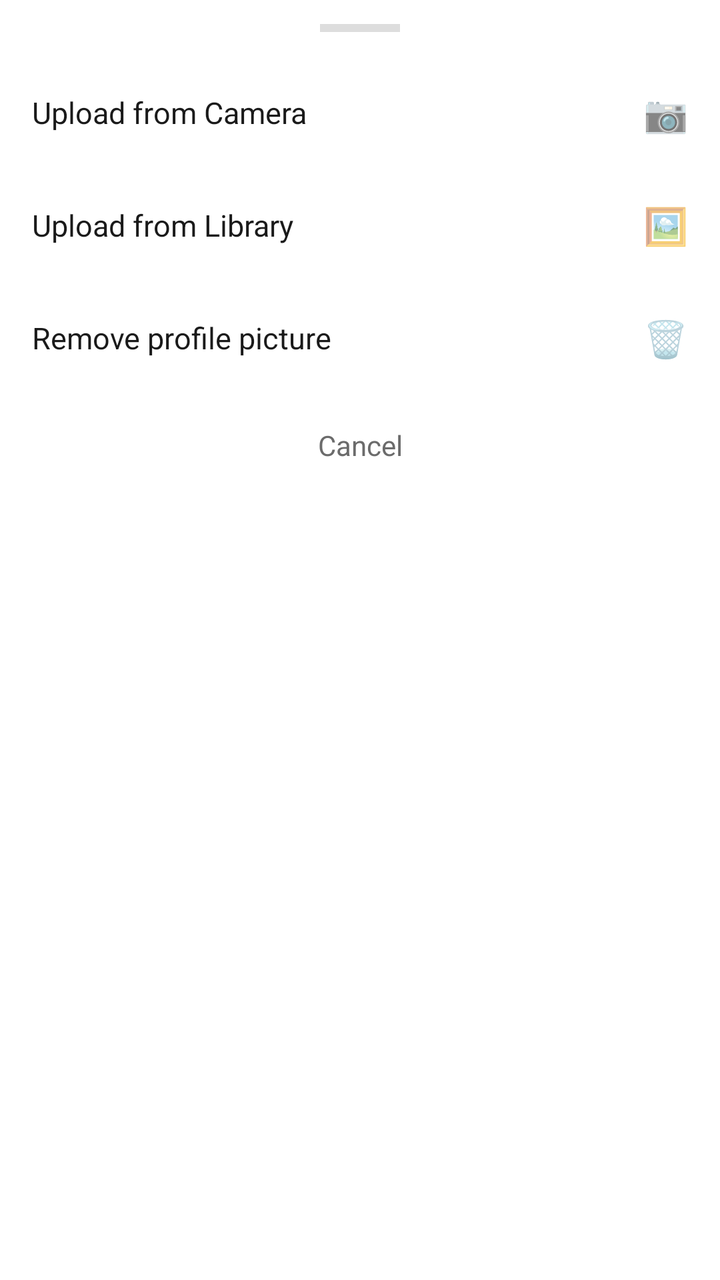
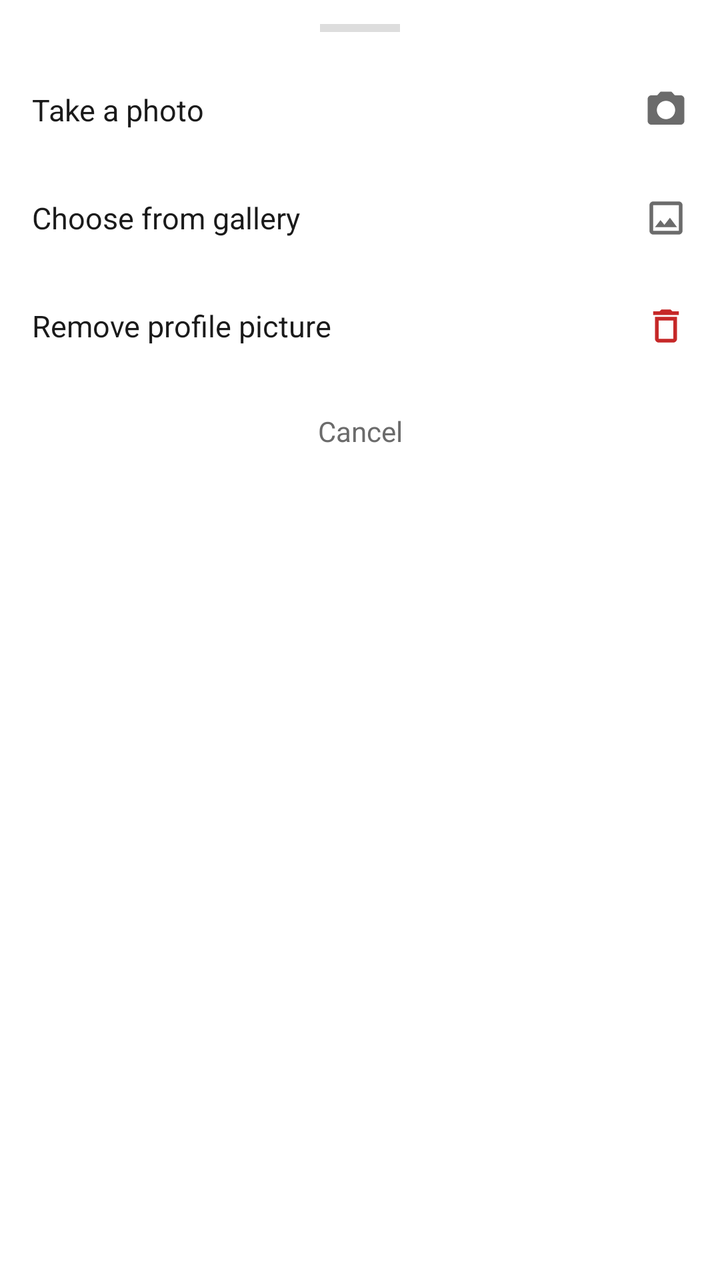

Before-and-after screenshots of an Android layout around one commit, followed by the original layout XML and the change that was made.
<!-- AndroidManifest.xml: application theme Theme.BudgetFY -->
<!-- res/layout/bottom_sheet_profile_pic.xml -->
<?xml version="1.0" encoding="utf-8"?>
<LinearLayout xmlns:android="http://schemas.android.com/apk/res/android"
    android:layout_width="match_parent"
    android:layout_height="wrap_content"
    android:orientation="vertical"
    android:background="@color/card_bg"
    android:paddingVertical="12dp">

    
    <View
        android:layout_width="40dp"
        android:layout_height="4dp"
        android:layout_gravity="center"
        android:background="@color/sheet_handle"
        android:layout_marginBottom="12dp" />

    
    <LinearLayout
        android:id="@+id/optionCamera"
        android:layout_width="match_parent"
        android:layout_height="wrap_content"
        android:orientation="horizontal"
        android:gravity="center_vertical"
        android:padding="16dp"
        android:clickable="true"
        android:focusable="true"
        android:background="?attr/selectableItemBackground">

        <TextView
            android:layout_width="0dp"
            android:layout_height="wrap_content"
            android:layout_weight="1"
            android:text="@string/upload_from_camera"
            android:textSize="15sp"
            android:textColor="@color/text_primary" />

        <TextView
            android:layout_width="wrap_content"
            android:layout_height="wrap_content"
            android:text="📷"
            android:textSize="18sp" />
    </LinearLayout>

    
    <LinearLayout
        android:id="@+id/optionLibrary"
        android:layout_width="match_parent"
        android:layout_height="wrap_content"
        android:orientation="horizontal"
        android:gravity="center_vertical"
        android:padding="16dp"
        android:clickable="true"
        android:focusable="true"
        android:background="?attr/selectableItemBackground">

        <TextView
            android:layout_width="0dp"
            android:layout_height="wrap_content"
            android:layout_weight="1"
            android:text="@string/upload_from_library"
            android:textSize="15sp"
            android:textColor="@color/text_primary" />

        <TextView
            android:layout_width="wrap_content"
            android:layout_height="wrap_content"
            android:text="🖼️"
            android:textSize="18sp" />
    </LinearLayout>

    
    <LinearLayout
        android:id="@+id/optionRemove"
        android:layout_width="match_parent"
        android:layout_height="wrap_content"
        android:orientation="horizontal"
        android:gravity="center_vertical"
        android:padding="16dp"
        android:clickable="true"
        android:focusable="true"
        android:background="?attr/selectableItemBackground">

        <TextView
            android:layout_width="0dp"
            android:layout_height="wrap_content"
            android:layout_weight="1"
            android:text="@string/remove_profile_picture"
            android:textSize="15sp"
            android:textColor="@color/text_primary" />

        <TextView
            android:layout_width="wrap_content"
            android:layout_height="wrap_content"
            android:text="🗑️"
            android:textSize="18sp" />
    </LinearLayout>

    
    <TextView
        android:id="@+id/optionCancel"
        android:layout_width="match_parent"
        android:layout_height="wrap_content"
        android:gravity="center"
        android:padding="16dp"
        android:text="@string/cancel"
        android:textSize="14sp"
        android:textColor="@color/text_secondary"
        android:clickable="true"
        android:focusable="true"
        android:background="?attr/selectableItemBackground" />

</LinearLayout>
<!-- resources referenced by this layout -->
<resources>
  <color name="card_bg">#FFFFFF</color>
  <color name="sheet_handle">#DDDDDD</color>
  <color name="text_primary">#1A1A1A</color>
  <color name="text_secondary">#6B6B6B</color>
  <string name="cancel">Cancel</string>
  <string name="remove_profile_picture">Remove profile picture</string>
  <string name="upload_from_camera">Upload from Camera</string>
  <string name="upload_from_library">Upload from Library</string>
  <color name="brand_blue">#0096FF</color>
  <color name="brand_blue_dark">#0078CC</color>
  <color name="white">#FFFFFFFF</color>
  <color name="page_bg">#F7F9FC</color>
  <style name="ShapeAppearance.App.Small" parent="ShapeAppearance.MaterialComponents.SmallComponent">
          <item name="cornerFamily">rounded</item>
          <item name="cornerSize">12dp</item>
      </style>
  <style name="ShapeAppearance.App.Medium" parent="ShapeAppearance.MaterialComponents.MediumComponent">
          <item name="cornerFamily">rounded</item>
          <item name="cornerSize">14dp</item>
      </style>
  <style name="Widget.App.AutoComplete" parent="Widget.AppCompat.AutoCompleteTextView">
          <item name="android:popupBackground">@drawable/bg_popup</item>
          <item name="android:dropDownVerticalOffset">6dp</item>
      </style>
  <color name="stroke">#E7EAF0</color>
  <color name="stroke_strong">#D6DBE3</color>
  <color name="surface_muted">#F2F4F8</color>
  <color name="accent_text">#0078CC</color>
  <color name="progress_track">#E9EDF2</color>
  <style name="ShapeAppearance.App.Dialog" parent="ShapeAppearance.MaterialComponents.MediumComponent">
          <item name="cornerFamily">rounded</item>
          <item name="cornerSize">20dp</item>
      </style>
  <style name="MaterialAlertDialog.App.Body" parent="MaterialAlertDialog.MaterialComponents.Body.Text">
          <item name="android:textSize">14sp</item>
          <item name="android:textColor">@color/text_secondary</item>
          <item name="android:lineSpacingExtra">2dp</item>
      </style>
  <style name="Widget.App.DialogButton.Cancel">
          <item name="android:textColor">@color/text_secondary</item>
      </style>
  <style name="Widget.App.DialogButton.Danger">
          <item name="android:textColor">@color/danger_red</item>
      </style>
  <color name="danger_red">#F44336</color>
  <!-- unchanged entries left out for length: 12 -->
</resources>

<!-- the commit's change to res/layout/bottom_sheet_profile_pic.xml (unified diff, before → after) -->
@@ -1,5 +1,6 @@
 <?xml version="1.0" encoding="utf-8"?>
 <LinearLayout xmlns:android="http://schemas.android.com/apk/res/android"
+    xmlns:app="http://schemas.android.com/apk/res-auto"
     android:layout_width="match_parent"
     android:layout_height="wrap_content"
     android:orientation="vertical"
@@ -34,11 +35,12 @@
             android:textSize="15sp"
             android:textColor="@color/text_primary" />
 
-        <TextView
-            android:layout_width="wrap_content"
-            android:layout_height="wrap_content"
-            android:text="📷"
-            android:textSize="18sp" />
+        <ImageView
+            android:layout_width="22dp"
+            android:layout_height="22dp"
+            android:contentDescription="@null"
+            android:src="@drawable/ic_camera_white"
+            app:tint="@color/text_secondary" />
     </LinearLayout>
 
     
@@ -61,11 +63,12 @@
             android:textSize="15sp"
             android:textColor="@color/text_primary" />
 
-        <TextView
-            android:layout_width="wrap_content"
-            android:layout_height="wrap_content"
-            android:text="🖼️"
-            android:textSize="18sp" />
+        <ImageView
+            android:layout_width="22dp"
+            android:layout_height="22dp"
+            android:contentDescription="@null"
+            android:src="@drawable/ic_gallery"
+            app:tint="@color/text_secondary" />
     </LinearLayout>
 
     
@@ -88,11 +91,12 @@
             android:textSize="15sp"
             android:textColor="@color/text_primary" />
 
-        <TextView
-            android:layout_width="wrap_content"
-            android:layout_height="wrap_content"
-            android:text="🗑️"
-            android:textSize="18sp" />
+        <ImageView
+            android:layout_width="22dp"
+            android:layout_height="22dp"
+            android:contentDescription="@null"
+            android:src="@drawable/ic_row_trash"
+            app:tint="@color/danger_body" />
     </LinearLayout>
 
     
<!-- resource entries referenced after the edit -->
@@ -1,13 +1,47 @@
 <!-- resources referenced by this layout -->
 <resources>
   <color name="card_bg">#FFFFFF</color>
+  <color name="danger_body">#C62828</color>
   <color name="sheet_handle">#DDDDDD</color>
   <color name="text_primary">#1A1A1A</color>
   <color name="text_secondary">#6B6B6B</color>
+  <!-- drawable ic_camera_white (drawable) -->
+  <vector xmlns:android="http://schemas.android.com/apk/res/android"
+      android:width="24dp"
+      android:height="24dp"
+      android:viewportWidth="24"
+      android:viewportHeight="24"
+      android:tint="@android:color/white">
+      <path
+          android:fillColor="@android:color/white"
+          android:pathData="M9,2L7.17,4H4c-1.1,0 -2,0.9 -2,2v12c0,1.1 0.9,2 2,2h16c1.1,0 2,-0.9 2,-2V6c0,-1.1 -0.9,-2 -2,-2h-3.17L15,2H9zm3,15c-2.76,0 -5,-2.24 -5,-5s2.24,-5 5,-5 5,2.24 5,5 -2.24,5 -5,5z" />
+  </vector>
+  <!-- drawable ic_gallery (drawable) -->
+  <vector xmlns:android="http://schemas.android.com/apk/res/android"
+      android:width="24dp"
+      android:height="24dp"
+      android:viewportWidth="24"
+      android:viewportHeight="24"
+      android:tint="@color/text_primary">
+      <path
+          android:fillColor="@android:color/white"
+          android:pathData="M19,5v14H5V5h14m0,-2H5c-1.1,0 -2,0.9 -2,2v14c0,1.1 0.9,2 2,2h14c1.1,0 2,-0.9 2,-2V5c0,-1.1 -0.9,-2 -2,-2zM14.14,11.86l-3,3.87L9,13.14 6,17h12l-3.86,-5.14z" />
+  </vector>
+  <!-- drawable ic_row_trash (drawable) -->
+  <?xml version="1.0" encoding="utf-8"?>
+  <vector xmlns:android="http://schemas.android.com/apk/res/android"
+      android:width="24dp"
+      android:height="24dp"
+      android:viewportWidth="24"
+      android:viewportHeight="24">
+      <path
+          android:fillColor="#FF000000"
+          android:pathData="M16,9v10H8V9h8m-1.5,-6h-5l-1,1H5v2h14V4h-3.5l-1,-1zM18,7H6v12c0,1.1 0.9,2 2,2h8c1.1,0 2,-0.9 2,-2V7z" />
+  </vector>
   <string name="cancel">Cancel</string>
   <string name="remove_profile_picture">Remove profile picture</string>
-  <string name="upload_from_camera">Upload from Camera</string>
-  <string name="upload_from_library">Upload from Library</string>
+  <string name="upload_from_camera">Take a photo</string>
+  <string name="upload_from_library">Choose from gallery</string>
   <color name="brand_blue">#0096FF</color>
   <color name="brand_blue_dark">#0078CC</color>
   <color name="white">#FFFFFFFF</color>
